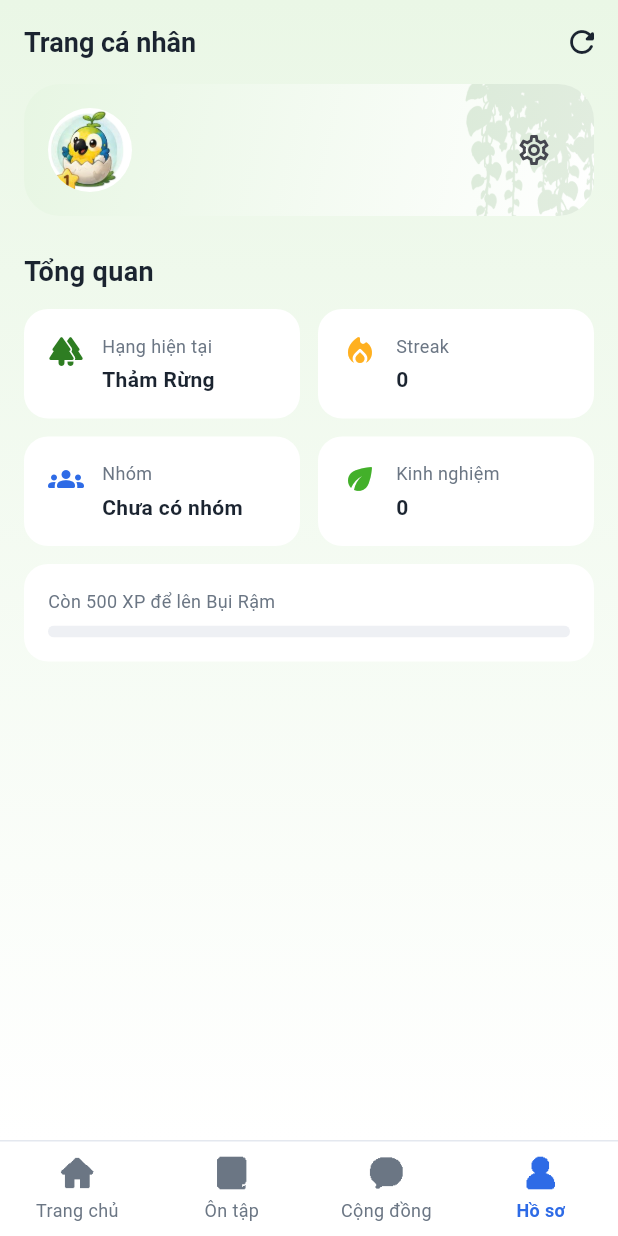
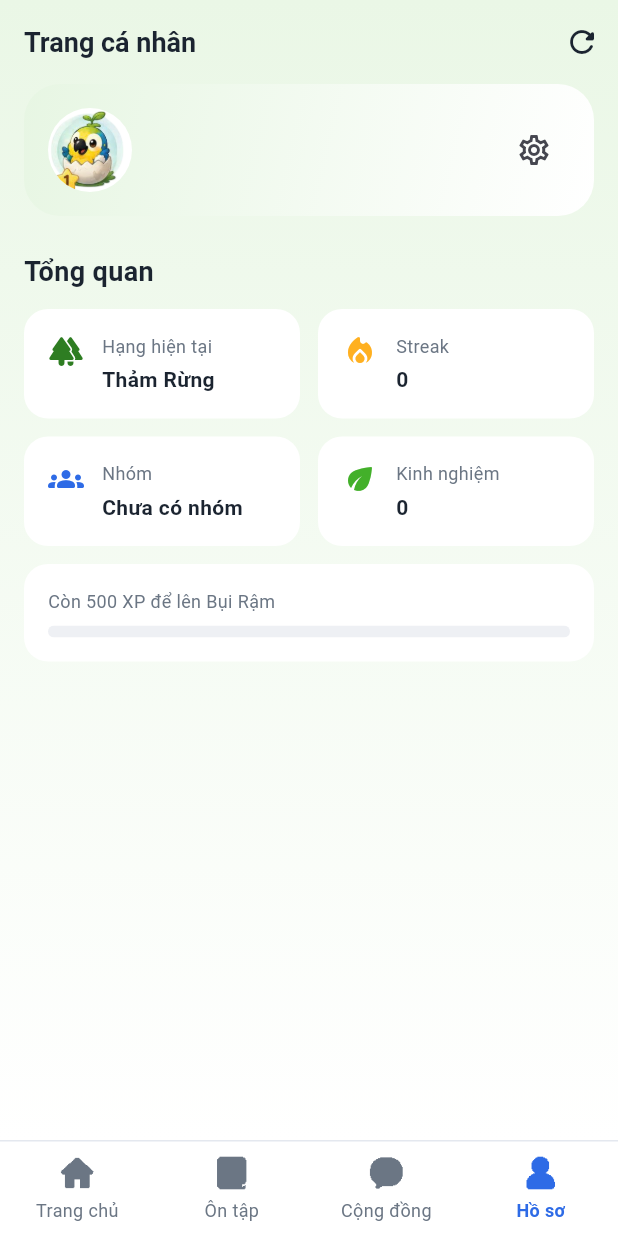
Before and after one commit to khanh11-int/Parrot-English-App, a Flutter app: the screen it shows once a user with an empty profile is signed in, item 4 of the bottom bar chosen, on a phone screen of 412 x 824 dp. Run offline on Flutter 3.47's test engine with Material 3 defaults, Android fonts, the phone set to English and light mode, and no system bars; our stand-ins replace cloud_firestore, dio, firebase_auth, firebase_core, flutter_riverpod, go_router; accounts and stored records are empty.

Commit message:
revert: quay lại giao diện cũ, giữ lại kho ảnh đã phân loại
Hoàn nguyên toàn bộ phần refactor giao diện của 4ef106e: bỏ `JungleCard` và
4 chỗ dùng nó, huy hiệu mốc nhóm về `itemTarget`/`itemLock`, huy hiệu giải
đấu về `itemShield`/`itemLock`, icon thẻ Hành trình về `Icons.forest_rounded`,
trạng thái rỗng trang chủ đề về `stickerThinking`, và `_LockedBadgeContent`
về bản làm xám + dấu `?` phủ giữa. `lib/` giờ khớp đúng trạng thái trước
refactor, trừ `app_assets.dart`.

**Giữ lại** phần phân loại ảnh — đó là việc riêng đã yêu cầu trước đó: 5 ảnh
cây rừng vẫn ở `assets/images/milestones/` và `assets/images/decor/`, kèm
hằng số trong `AppAssets`. Chúng hiện chưa nơi nào dùng, giống `iconStats`
hay `topicAnimal`, để sẵn khi cần.

Giữ luôn `test/golden_preview_test.dart` + `dart_test.yaml`: đó là công cụ
chụp giao diện ra ảnh để xem, không dính gì tới giao diện, và bị loại khỏi
`flutter test` mặc định.

Ghi rõ trong UI_SPEC và PLAN rằng ảnh đã có nhưng **cố ý chưa nối** vào UI.

```diff
--- a/lib/features/profile/presentation/pages/profile_page.dart
+++ b/lib/features/profile/presentation/pages/profile_page.dart
@@ -10,7 +10,6 @@ import '../../../../core/theme/app_text_styles.dart';
 import '../../../../shared/widgets/rank_avatar.dart';
 import '../../../../shared/widgets/app_linear_progress.dart';
 import '../../../../shared/widgets/async_value_view.dart';
-import '../../../../shared/widgets/jungle_card.dart';
 import '../../../../shared/widgets/section_header.dart';
 import '../../../../shared/widgets/stat_tile.dart';
 import '../../domain/entities/user_profile.dart';
@@ -74,17 +73,18 @@ class _ProfileHeaderCard extends StatelessWidget {
 
   @override
   Widget build(BuildContext context) {
-    return JungleCard(
-      gradient: const LinearGradient(
-        begin: Alignment.topLeft,
-        end: Alignment.bottomRight,
-        colors: [AppColors.leafLight, AppColors.bgBase],
+    return Container(
+      padding: AppSpacing.cardPadding,
+      decoration: const BoxDecoration(
+        // Chỗ này theo spec là nền hoạ tiết lá mờ; tạm dùng gradient nhạt cho
+        // tới khi có asset hoạ tiết riêng.
+        gradient: LinearGradient(
+          begin: Alignment.topLeft,
+          end: Alignment.bottomRight,
+          colors: [AppColors.leafLight, AppColors.bgBase],
+        ),
+        borderRadius: AppRadius.cardLargeBorder,
       ),
-      // Thẻ này nền sáng nên nhuộm xanh đậm; nhuộm trắng sẽ mất hút.
-      decorColor: AppColors.leafDark,
-      decorOpacity: 0.14,
-      decorWidth: 104,
-      decorHeight: 148,
       child: Row(
         children: [
           RankAvatar(
--- a/lib/features/quiz/presentation/pages/topic_list_page.dart
+++ b/lib/features/quiz/presentation/pages/topic_list_page.dart
@@ -37,7 +37,7 @@ class TopicListPage extends ConsumerWidget {
                   message:
                       'Chưa có chủ đề nào trong giáo trình.\n'
                       'Liên hệ quản trị viên để bổ sung nhé!',
-                  mascotAsset: AppAssets.mascotExplore,
+                  mascotAsset: AppAssets.stickerThinking,
                 )
               : _TopicList(topics: topics),
         ),
--- a/lib/shared/widgets/jungle_card.dart
+++ /dev/null
@@ -1,93 +0,0 @@
-import 'package:flutter/material.dart';
-
-import '../../core/constants/app_assets.dart';
-import '../../core/theme/app_colors.dart';
-import '../../core/theme/app_spacing.dart';
-
-/// Thẻ lớn nền gradient, có **hoạ tiết cây rừng mờ** ở góc trên phải.
-///
-/// Mục 2.5 của `docs/UI_SPEC.md` yêu cầu hoạ tiết lá ở header và các thẻ lớn,
-/// nhưng trước đây chưa có ảnh nên các thẻ chỉ có gradient trơn.
-///
-/// Hoạ tiết cố tình **tràn ra ngoài** góc thẻ rồi bị `ClipRRect` cắt: cây mọc
-/// vào từ ngoài khung trông tự nhiên hơn một cái cây đặt gọn trong góc.
-///
-/// Hoạ tiết luôn được **nhuộm một màu** ([decorColor]) chứ không giữ màu gốc.
-/// Ảnh cây gốc màu xanh lá, đặt lên thẻ gradient xanh rừng thì gần như vô hình —
-/// đã dựng ảnh thật ra xem và không thấy gì. Nhuộm trắng trên nền đậm (hoặc
-/// xanh đậm trên nền nhạt) cho ra một hình chìm rõ nét mà vẫn không giành chỗ
-/// đọc của chữ.
-class JungleCard extends StatelessWidget {
-  const JungleCard({
-    super.key,
-    required this.child,
-    this.gradient = AppColors.canopyGradient,
-    this.decor = AppAssets.decorVines,
-    this.decorWidth = 116,
-    this.decorHeight = 164,
-    this.decorOpacity = 0.16,
-    this.decorColor = AppColors.bgBase,
-    this.decorOffset = const Offset(-18, -24),
-    this.padding = AppSpacing.cardPadding,
-  });
-
-  final Widget child;
-  final Gradient gradient;
-
-  /// Ảnh hoạ tiết; đặt `null` để dùng thẻ gradient trơn.
-  final String? decor;
-
-  final double decorWidth;
-
-  /// Chiều cao hoạ tiết. Phải khai **tường minh**: `Positioned` chỉ có `top` và
-  /// `right` nên con nhận ràng buộc lỏng, và `Image` chưa giải mã xong thì cao
-  /// bằng 0 — hoạ tiết không vẽ gì cho tới khi ảnh về, rồi thẻ giật một nhịp.
-  final double decorHeight;
-
-  final double decorOpacity;
-
-  /// Màu nhuộm hoạ tiết. Trắng cho thẻ nền đậm, xanh đậm cho thẻ nền nhạt.
-  final Color decorColor;
-
-  /// Lệch của hoạ tiết so với góc trên phải. Giá trị âm đẩy nó tràn ra ngoài.
-  final Offset decorOffset;
-
-  final EdgeInsets padding;
-
-  @override
-  Widget build(BuildContext context) {
-    final decorAsset = decor;
-
-    return ClipRRect(
-      borderRadius: AppRadius.cardLargeBorder,
-      child: DecoratedBox(
-        decoration: BoxDecoration(gradient: gradient),
-        child: Stack(
-          children: [
-            if (decorAsset != null)
-              Positioned(
-                top: decorOffset.dy,
-                right: decorOffset.dx,
-                child: Opacity(
-                  opacity: decorOpacity,
-                  child: Image.asset(
-                    decorAsset,
-                    width: decorWidth,
-                    height: decorHeight,
-                    fit: BoxFit.contain,
-                    // `srcIn` giữ đúng hình dáng lá và thay toàn bộ màu — hợp
-                    // vì ảnh đã có nền trong suốt.
-                    color: decorColor,
-                    colorBlendMode: BlendMode.srcIn,
-                  ),
-                ),
-              ),
-            // Không `Positioned`: đây là widget quyết định chiều cao của thẻ,
-            // hoạ tiết chỉ vẽ đè lên nên không được ảnh hưởng kích thước.
-            Padding(padding: padding, child: child),
-          ],
-        ),
-      ),
-    );
-  }
-}
```
Also changed, not shown: lib/features/community/presentation/widgets/leaderboard_tab.dart (+3 -4 lines), lib/features/community/presentation/widgets/study_group_tab.dart (+15 -11 lines), lib/features/flashcard/presentation/pages/review_page.dart (+6 -2 lines), lib/features/home/presentation/widgets/quest_card.dart (+4 -8 lines), lib/shared/widgets/badge_avatar.dart (+23 -27 lines), 2 other files.
